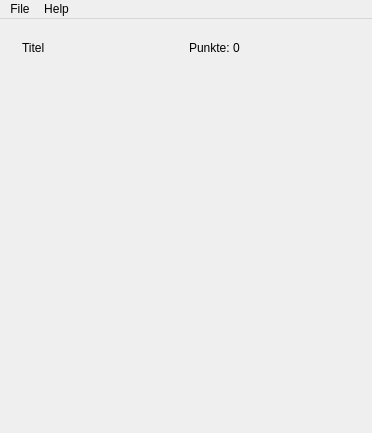
Before: the Qt Designer form src/mainwindow.ui in hberg539/hska-2048, drawn with Qt 5.
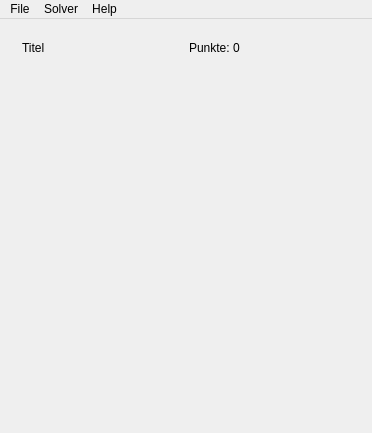
After: the same form once the commit is applied.

Commit message: Added Solver window

```diff
--- a/src/mainwindow.ui
+++ b/src/mainwindow.ui
@@ -7,7 +7,7 @@
     <x>0</x>
     <y>0</y>
     <width>368</width>
-    <height>426</height>
+    <height>428</height>
    </rect>
   </property>
   <property name="windowTitle">
@@ -95,7 +95,7 @@
      <x>0</x>
      <y>0</y>
      <width>368</width>
-     <height>19</height>
+     <height>21</height>
     </rect>
    </property>
    <widget class="QMenu" name="menuFile">
@@ -115,7 +115,14 @@
     </property>
     <addaction name="actionAbout"/>
    </widget>
+   <widget class="QMenu" name="menuSolver">
+    <property name="title">
+     <string>Solver</string>
+    </property>
+    <addaction name="actionStart_Solver"/>
+   </widget>
    <addaction name="menuFile"/>
+   <addaction name="menuSolver"/>
    <addaction name="menuHelp"/>
   </widget>
   <action name="actionLoad_Savegame">
```
Left out of the diff: 5 changed lines with no effect on the pictures. The commit also changes 6 other files.
